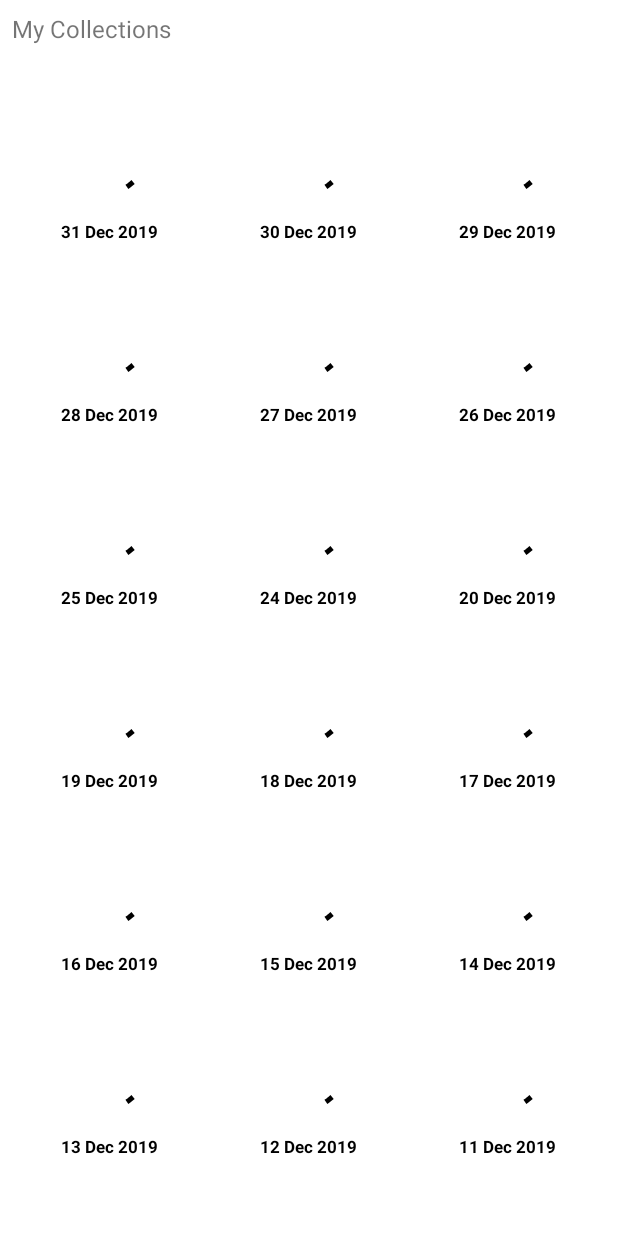
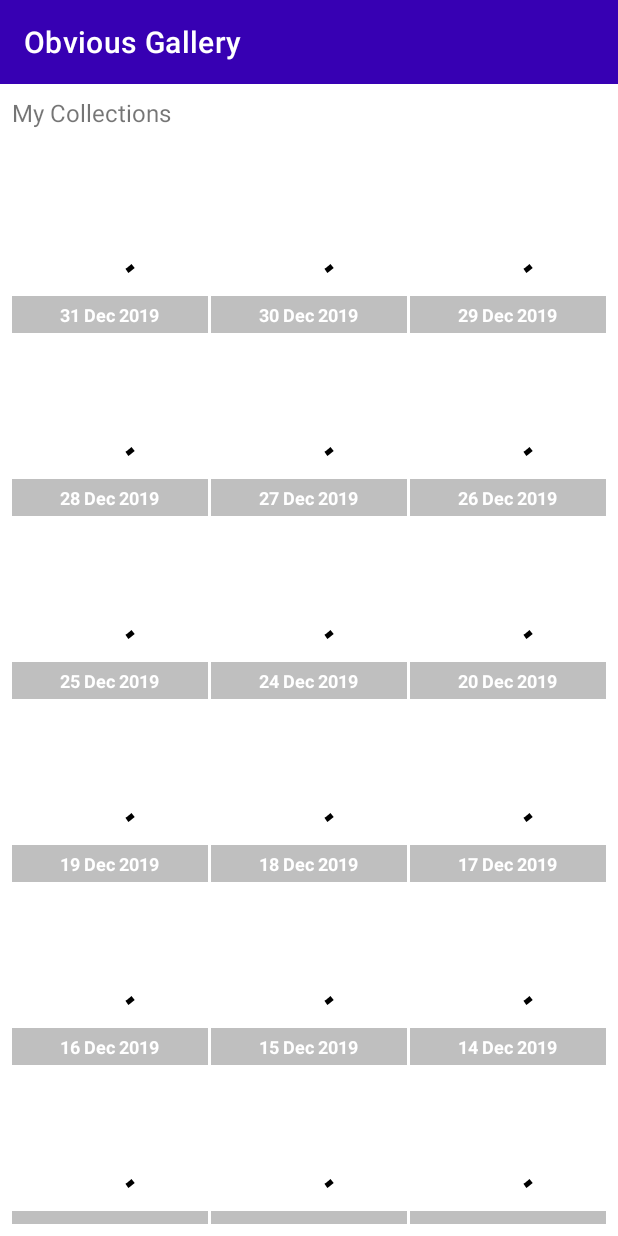
Before and after one commit to Vinod-patil570/ObviousGalleryApp, an Android app: the screen it shows after launch (MainActivity), on a phone screen of 412 x 824 dp. Run offline under Robolectric (Android 15) with nearby library versions, the phone set to English and light mode, and no system bars; our stand-ins replace Dagger/Hilt's generated code, navigation-ui.

Commit message:
Added Toolbar with back button action Linked toolbar with nav graph Handled Internet check for loading images Added transition animations for enter and exit between fragments

```diff
--- a/app/src/main/AndroidManifest.xml
+++ b/app/src/main/AndroidManifest.xml
@@ -4,6 +4,7 @@
     package="com.obvious.galleryapp">
 
     <uses-permission android:name="android.permission.INTERNET" />
+    <uses-permission android:name="android.permission.ACCESS_NETWORK_STATE" />
 
     <application
         android:name=".MyApplication"
@@ -18,8 +19,9 @@
         android:supportsRtl="true"
         android:theme="@style/Theme.ObviousGalleryApp"
         tools:targetApi="31">
+
         <activity
-            android:name=".MainActivity"
+            android:name="com.example.obviousgalleryapp.ui.activity.MainActivity"
             android:exported="true">
             <intent-filter>
                 <action android:name="android.intent.action.MAIN" />
--- a/app/src/main/java/com/obvious/galleryapp/MainActivity.kt
+++ /dev/null
@@ -1,14 +0,0 @@
-
-package com.obvious.galleryapp
-
-import androidx.appcompat.app.AppCompatActivity
-import android.os.Bundle
-import dagger.hilt.android.AndroidEntryPoint
-
-@AndroidEntryPoint
-class MainActivity : AppCompatActivity() {
-    override fun onCreate(savedInstanceState: Bundle?) {
-        super.onCreate(savedInstanceState)
-        setContentView(R.layout.activity_main)
-    }
-}
--- a/app/src/main/java/com/obvious/galleryapp/Utils.kt
+++ b/app/src/main/java/com/obvious/galleryapp/Utils.kt
@@ -2,7 +2,10 @@ package com.obvious.galleryapp
 
 import android.annotation.SuppressLint
 import android.content.Context
+import android.net.ConnectivityManager
+import android.net.NetworkCapabilities
 import android.os.Build
+import android.util.Log
 import android.widget.Toast
 import androidx.swiperefreshlayout.widget.CircularProgressDrawable
 import dagger.Module
@@ -79,5 +82,30 @@ class Utils {
             return circularProgressDrawable
         }
 
+        /**
+         * method to check if internet is available
+         */
+        fun isOnline(context: Context): Boolean {
+            val connectivityManager =
+                context.getSystemService(Context.CONNECTIVITY_SERVICE) as ConnectivityManager
+            if (connectivityManager != null) {
+                val capabilities =
+                    connectivityManager.getNetworkCapabilities(connectivityManager.activeNetwork)
+                if (capabilities != null) {
+                    if (capabilities.hasTransport(NetworkCapabilities.TRANSPORT_CELLULAR)) {
+                        Log.i("Internet", "NetworkCapabilities.TRANSPORT_CELLULAR")
+                        return true
+                    } else if (capabilities.hasTransport(NetworkCapabilities.TRANSPORT_WIFI)) {
+                        Log.i("Internet", "NetworkCapabilities.TRANSPORT_WIFI")
+                        return true
+                    } else if (capabilities.hasTransport(NetworkCapabilities.TRANSPORT_ETHERNET)) {
+                        Log.i("Internet", "NetworkCapabilities.TRANSPORT_ETHERNET")
+                        return true
+                    }
+                }
+            }
+            return false
+        }
+
     }
 }
--- a/app/src/main/java/com/obvious/galleryapp/adapter/ImageGridAdapter.kt
+++ b/app/src/main/java/com/obvious/galleryapp/adapter/ImageGridAdapter.kt
@@ -1,11 +1,13 @@
 package com.example.obviousgalleryapp.adapter
 
-import android.annotation.SuppressLint
 import android.content.Context
 import android.view.LayoutInflater
 import android.view.View
 import android.view.ViewGroup
-import android.widget.*
+import android.widget.BaseAdapter
+import android.widget.FrameLayout
+import android.widget.ImageView
+import android.widget.TextView
 import com.bumptech.glide.Glide
 import com.example.obviousgalleryapp.model.ImageResponseItem
 import com.obvious.galleryapp.R
@@ -22,7 +24,6 @@ class ImageGridAdapter(
     private lateinit var imageView: ImageView
     private lateinit var parentView: FrameLayout
     private lateinit var tvDate: TextView
-    private lateinit var progressBar: ProgressBar
 
     override fun getCount(): Int {
         return imageList.size
@@ -36,8 +37,6 @@ class ImageGridAdapter(
         return 0
     }
 
-
-    @SuppressLint("SimpleDateFormat")
     override fun getView(position: Int, view: View?, parent: ViewGroup?): View {
         var convertView = view
         if (layoutInflater == null) {
--- a/app/src/main/java/com/obvious/galleryapp/ui/activity/MainActivity.kt
+++ b/app/src/main/java/com/obvious/galleryapp/ui/activity/MainActivity.kt
@@ -2,13 +2,32 @@ package com.example.obviousgalleryapp.ui.activity
 
 import android.os.Bundle
 import androidx.appcompat.app.AppCompatActivity
+import androidx.navigation.fragment.NavHostFragment
+import androidx.navigation.fragment.findNavController
+import androidx.navigation.ui.AppBarConfiguration
+import androidx.navigation.ui.setupWithNavController
 import com.obvious.galleryapp.R
+import com.obvious.galleryapp.databinding.ActivityMainBinding
 import dagger.hilt.android.AndroidEntryPoint
+
 
 @AndroidEntryPoint
 class MainActivity : AppCompatActivity() {
+
+    lateinit var binding: ActivityMainBinding
+
     override fun onCreate(savedInstanceState: Bundle?) {
         super.onCreate(savedInstanceState)
-        setContentView(R.layout.activity_main)
+        binding = ActivityMainBinding.inflate(layoutInflater)
+        setContentView(binding.root)
+        /*  val actionBar = supportActionBar
+          actionBar?.setDisplayHomeAsUpEnabled(true)*/
+        val navHostFragment =
+            supportFragmentManager.findFragmentById(R.id.fragmentContainerView) as NavHostFragment
+        navHostFragment.findNavController().run {
+            binding.toolbar.setupWithNavController(this, AppBarConfiguration(graph))
+        }
     }
+
+
 }
--- a/app/src/main/java/com/obvious/galleryapp/ui/fragment/ImageGridFragment.kt
+++ b/app/src/main/java/com/obvious/galleryapp/ui/fragment/ImageGridFragment.kt
@@ -32,15 +32,35 @@ class ImageGridFragment : Fragment() {
     lateinit var binding: FragmentImageGridBinding
     lateinit var gvAdapter: ImageGridAdapter
 
+
     override fun onCreateView(
         inflater: LayoutInflater, container: ViewGroup?,
         savedInstanceState: Bundle?
     ): View? {
         // Inflate the layout for this fragment
         binding = FragmentImageGridBinding.inflate(inflater, container, false)
-        getImages()
-        subscribeImageObserver()
+        checkInternet()
         return binding.root
+    }
+
+    /**
+     * method to check internet and handle the flow accordingly
+     */
+    private fun checkInternet() {
+        if (Utils.isOnline(requireActivity())) {
+            binding.layoutNoInternet.root.visibility = View.GONE
+            binding.tvMyCollection.visibility = View.VISIBLE
+            binding.gvImages.visibility = View.VISIBLE
+            getImages()
+            subscribeImageObserver()
+        } else {
+            binding.layoutNoInternet.root.visibility = View.VISIBLE
+            binding.tvMyCollection.visibility = View.GONE
+            binding.gvImages.visibility = View.GONE
+            binding.layoutNoInternet.btnRetry.setOnClickListener(View.OnClickListener {
+                checkInternet()
+            })
+        }
     }
 
     override fun onAttach(context: Context) {
--- a/app/src/main/res/layout/activity_main.xml
+++ b/app/src/main/res/layout/activity_main.xml
@@ -1,12 +1,33 @@
 <?xml version="1.0" encoding="utf-8"?>
-<androidx.fragment.app.FragmentContainerView xmlns:android="http://schemas.android.com/apk/res/android"
+
+<androidx.constraintlayout.widget.ConstraintLayout xmlns:android="http://schemas.android.com/apk/res/android"
     xmlns:app="http://schemas.android.com/apk/res-auto"
     xmlns:tools="http://schemas.android.com/tools"
-    android:id="@+id/fragmentContainerView"
-    android:name="androidx.navigation.fragment.NavHostFragment"
     android:layout_width="match_parent"
-    android:layout_height="match_parent"
-    app:defaultNavHost="true"
-    app:navGraph="@navigation/nav_graph"
-    tools:layout_editor_absoluteX="1dp"
-    tools:layout_editor_absoluteY="1dp" />
+    android:layout_height="match_parent">
+
+    <androidx.appcompat.widget.Toolbar
+        android:id="@+id/toolbar"
+        android:layout_width="match_parent"
+        android:layout_height="?actionBarSize"
+        android:background="@color/purple_700"
+        android:theme="@style/ToolbarTheme"
+        app:layout_constraintEnd_toEndOf="parent"
+        app:layout_constraintStart_toStartOf="parent"
+        app:layout_constraintTop_toTopOf="parent"
+        app:titleTextColor="@color/white" />
+
+    <androidx.fragment.app.FragmentContainerView
+        android:id="@+id/fragmentContainerView"
+        android:name="androidx.navigation.fragment.NavHostFragment"
+        android:layout_width="0dp"
+        android:layout_height="0dp"
+        app:defaultNavHost="true"
+        app:layout_constraintBottom_toBottomOf="parent"
+        app:layout_constraintEnd_toEndOf="parent"
+        app:layout_constraintStart_toStartOf="parent"
+        app:layout_constraintTop_toBottomOf="@id/toolbar"
+        app:navGraph="@navigation/nav_graph"
+        tools:layout_editor_absoluteX="1dp"
+        tools:layout_editor_absoluteY="1dp" />
+</androidx.constraintlayout.widget.ConstraintLayout>
--- a/app/src/main/res/layout/fragment_image_grid.xml
+++ b/app/src/main/res/layout/fragment_image_grid.xml
@@ -22,5 +22,9 @@
         android:stretchMode="columnWidth"
         android:verticalSpacing="@dimen/dimen_2dp" />
 
+    <include layout="@layout/layout_no_internet"
+        android:id="@+id/layoutNoInternet"
+        android:visibility="gone"/>
+
 
 </RelativeLayout>
--- a/app/src/main/res/layout/image_gv_item.xml
+++ b/app/src/main/res/layout/image_gv_item.xml
@@ -16,7 +16,7 @@
         android:layout_width="match_parent"
         android:layout_height="wrap_content"
         android:layout_gravity="bottom"
-        android:background="@color/transp_white_40">
+        android:background="@color/transp_black_40">
 
         <androidx.appcompat.widget.AppCompatTextView
             android:id="@+id/tvDate"
@@ -24,8 +24,8 @@
             android:layout_height="wrap_content"
             android:layout_centerHorizontal="true"
             android:padding="@dimen/dimen_4dp"
-            android:textColor="@color/black"
-            android:textSize="@dimen/dimen_sp_11"
+            android:textColor="@color/white"
+            android:textSize="@dimen/dimen_sp_12"
             android:textStyle="bold"
             tools:text="01-01-2020" />
     </RelativeLayout>
--- a/app/src/main/res/navigation/nav_graph.xml
+++ b/app/src/main/res/navigation/nav_graph.xml
@@ -8,7 +8,7 @@
     <fragment
         android:id="@+id/imageGridFragment"
         android:name="com.obvious.galleryapp.ui.fragment.ImageGridFragment"
-        android:label="fragment_image_grid"
+        android:label="Obvious Gallery"
         tools:layout="@layout/fragment_image_grid">
         <action
             android:id="@+id/action_imageGridFragment_to_fullScreenFragment"
@@ -21,9 +21,14 @@
     <fragment
         android:id="@+id/fullScreenImageFragment"
         android:name="com.example.obviousgalleryapp.ui.fragment.FullScreenImageFragment"
-        android:label="fragment_fullscreen_image"
+        android:label="Obvious Gallery"
         tools:layout="@layout/fragment_fullscreen_image">
 
+        <action
+            android:id="@+id/action_fullScreenImageFragment_to_imageGridFragment"
+            app:destination="@id/imageGridFragment"
+            app:popUpTo="@id/imageGridFragment"
+            app:popUpToInclusive="true" />
     </fragment>
 
 </navigation>
--- a/app/src/main/res/values/colors.xml
+++ b/app/src/main/res/values/colors.xml
@@ -8,5 +8,6 @@
     <color name="black">#FF000000</color>
     <color name="white">#FFFFFFFF</color>
     <color name="transp_white_40">#40FFFFFF</color>
+    <color name="transp_black_40">#40000000</color>
     <color name="light_grey">#4c737373</color>
 </resources>
--- a/app/src/main/res/values/dimens.xml
+++ b/app/src/main/res/values/dimens.xml
@@ -9,6 +9,8 @@
     <dimen name="dimen_8dp">8dp</dimen>
     <dimen name="dimen_4dp">4dp</dimen>
     <dimen name="dimen_2dp">2dp</dimen>
+    <dimen name="dimen_sp_20">20sp</dimen>
+    <dimen name="dimen_sp_18">18sp</dimen>
     <dimen name="dimen_sp_16">16sp</dimen>
     <dimen name="dimen_sp_14">14sp</dimen>
     <dimen name="dimen_sp_12">12sp</dimen>
--- a/app/src/main/res/values/strings.xml
+++ b/app/src/main/res/values/strings.xml
@@ -8,4 +8,6 @@
     <string name="lbl_details_colon">Details: </string>
     <string name="lbl_copyright_colon">Copyright: </string>
     <string name="lbl_title_colon">Title: </string>
+    <string name="lbl_no_internet"><b>Oops! No Internet</b>,\nPlease check your connection</string>
+    <string name="lbl_retry">Retry</string>
 </resources>
--- a/app/src/main/res/values/themes.xml
+++ b/app/src/main/res/values/themes.xml
@@ -21,4 +21,9 @@
     <style name="CustomBottomSheetStyle" parent="Widget.Design.BottomSheet.Modal">
         <item name="android:background">@android:color/transparent</item>
     </style>
+
+    <style name="ToolbarTheme" parent="@style/ThemeOverlay.AppCompat.ActionBar">
+        <!-- Customize color of navigation drawer icon and back arrow -->
+        <item name="colorControlNormal">@color/white</item>
+    </style>
 </resources>
```
Also changed, not shown: app/src/main/java/MyGlideModule.kt (deleted, +0 -7 lines), app/src/main/res/layout/layout_no_internet.xml (added, +40 -0 lines), app/src/main/res/drawable/ic_no_internet.png (added).
